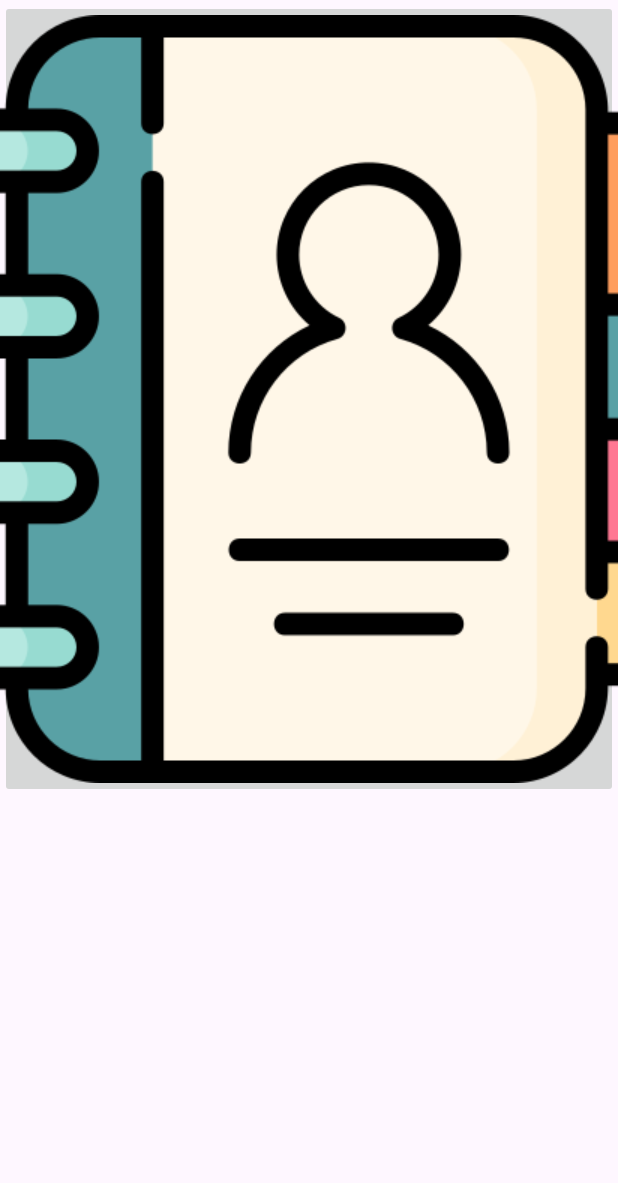
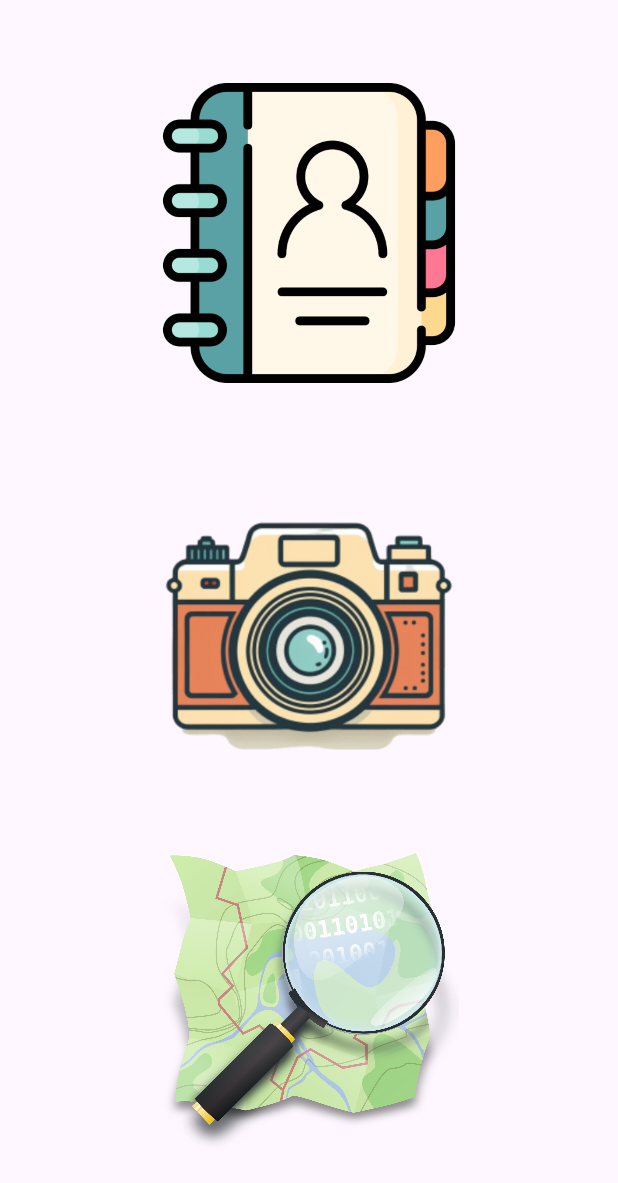
Before and after one commit to TatisVivas/Taller2_ICM, an Android app: the layout activity_main.xml on its own in the app's theme, with its tools: preview values and no code run, on a phone screen of 412 x 824 dp. Shown: the top 1183 px of the screen. Run offline under Robolectric (Android 15) with nearby library versions, the phone set to English and light mode, and no system bars.

Commit message:
punto 1, 2 y 3

```diff
--- /dev/null
+++ b/app/src/main/res/drawable/baseline_person_24.xml
@@ -0,0 +1,5 @@
+<vector xmlns:android="http://schemas.android.com/apk/res/android" android:height="24dp" android:tint="#1779A7" android:viewportHeight="24" android:viewportWidth="24" android:width="24dp">
+
+    <path android:fillColor="@android:color/white" android:pathData="M12,12c2.21,0 4,-1.79 4,-4s-1.79,-4 -4,-4 -4,1.79 -4,4 1.79,4 4,4zM12,14c-2.67,0 -8,1.34 -8,4v2h16v-2c0,-2.66 -5.33,-4 -8,-4z"/>
+
+</vector>
--- a/app/src/main/res/layout/activity_main.xml
+++ b/app/src/main/res/layout/activity_main.xml
@@ -8,10 +8,46 @@
     tools:context=".MainActivity">
 
     <ImageButton
-        android:id="@+id/imageButton"
-        android:layout_width="wrap_content"
-        android:layout_height="wrap_content"
-        app:srcCompat="@drawable/contacts"
-        tools:layout_editor_absoluteX="173dp"
-        tools:layout_editor_absoluteY="127dp" />
+        android:id="@+id/contacts"
+        android:layout_width="0dp"
+        android:layout_height="200dp"
+        android:layout_marginStart="64dp"
+        android:layout_marginTop="55dp"
+        android:layout_marginEnd="64dp"
+        android:background="@android:color/transparent"
+        android:scaleType="centerInside"
+        app:layout_constraintEnd_toEndOf="parent"
+        app:layout_constraintStart_toStartOf="parent"
+        app:layout_constraintTop_toTopOf="parent"
+        app:srcCompat="@drawable/contacts" />
+
+    <ImageButton
+        android:id="@+id/images"
+        android:layout_width="0dp"
+        android:layout_height="200dp"
+        android:layout_marginStart="64dp"
+        android:layout_marginTop="24dp"
+        android:layout_marginEnd="64dp"
+        android:background="@android:color/transparent"
+        android:scaleType="centerInside"
+        app:layout_constraintTop_toTopOf="parent"
+        app:layout_constraintBottom_toBottomOf="parent"
+        app:layout_constraintStart_toStartOf="parent"
+        app:layout_constraintEnd_toEndOf="parent"
+        app:layout_constraintTop_toBottomOf="@+id/contacts"
+        app:srcCompat="@drawable/camera" />
+
+    <ImageButton
+        android:id="@+id/map"
+        android:layout_width="0dp"
+        android:layout_height="200dp"
+        android:layout_marginStart="64dp"
+        android:layout_marginEnd="64dp"
+        android:layout_marginBottom="55dp"
+        android:background="@android:color/transparent"
+        android:scaleType="centerInside"
+        app:layout_constraintBottom_toBottomOf="parent"
+        app:layout_constraintEnd_toEndOf="parent"
+        app:layout_constraintStart_toStartOf="parent"
+        app:srcCompat="@drawable/osmap" />
 </androidx.constraintlayout.widget.ConstraintLayout>
--- /dev/null
+++ b/app/src/main/res/xml/provider_paths.xml
@@ -0,0 +1,5 @@
+<paths xmlns:android="http://schemas.android.com/apk/res/android">
+    <files-path
+        name="files"
+        path="."/>
+</paths>
```
Also changed, not shown: app/src/main/AndroidManifest.xml (+19 -0 lines), app/src/main/java/adapters/ContactsAdapter.kt (added, +26 -0 lines), app/src/main/java/com/example/taller2_icm/ContactsActivity.kt (added, +62 -0 lines), app/src/main/java/com/example/taller2_icm/ImagesActivity.kt (added, +61 -0 lines), app/src/main/java/com/example/taller2_icm/MainActivity.kt (+9 -0 lines), app/src/main/res/layout/activity_contacts.xml (added, +10 -0 lines), app/src/main/res/layout/activity_images.xml (added, +43 -0 lines), app/src/main/res/layout/contactrow.xml (added, +32 -0 lines).
